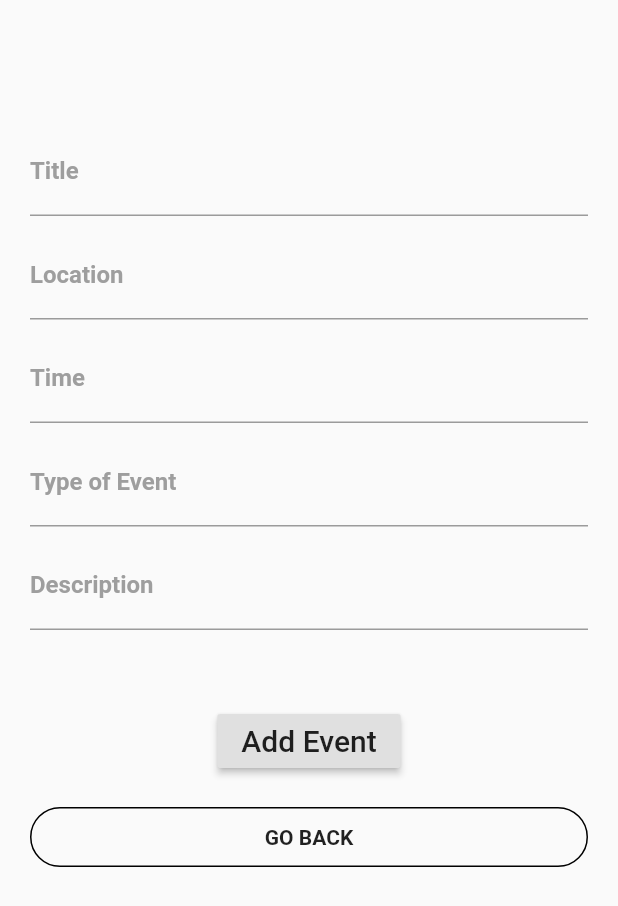
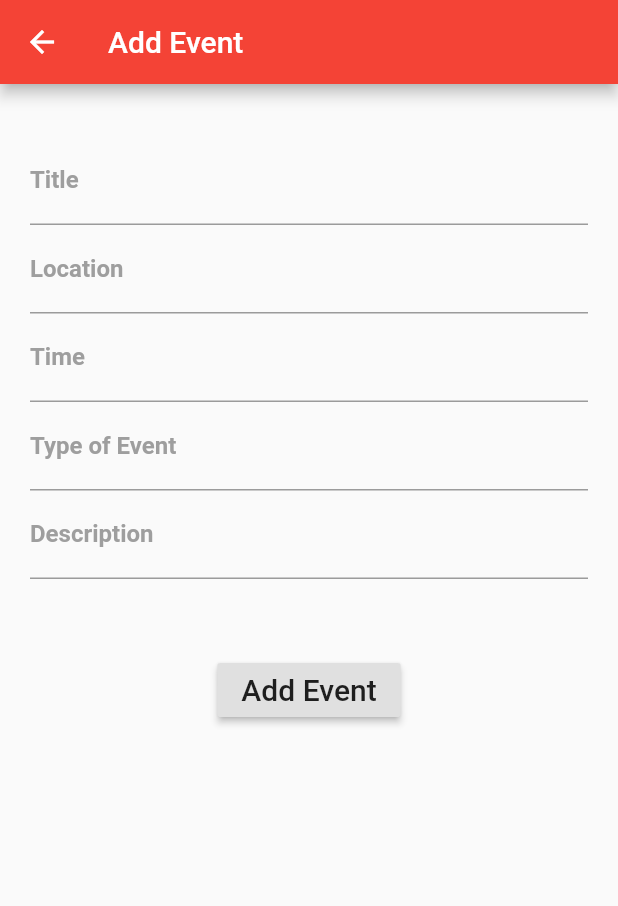
Before and after one commit to crimsonministry/CrimsonMinistry, a Flutter app: the AddEventPage screen opened directly, on a phone screen of 412 x 824 dp. Shown: the top 906 px of the screen. Run offline on Flutter 3.47's test engine with Material 2 defaults, Android fonts, the phone set to English and light mode, and no system bars; our stand-ins replace cloud_firestore, firebase_auth; missing offline and left inert: gps; accounts and stored records are empty.

Commit message:
✚ add events/prayers in the app bar now!

```diff
--- a/lib/screens/events/addevent.dart
+++ b/lib/screens/events/addevent.dart
@@ -32,9 +32,12 @@ class _AddEventPageState extends State<AddEventPage> {
   @override
   Widget build(BuildContext context) {
     return new Scaffold(
+        appBar: AppBar(
+          title: Text("Add Event"),
+          backgroundColor: Colors.red,
+        ),
         resizeToAvoidBottomPadding: false,
         body: Column(children: <Widget>[
-          SizedBox(height: 50.0),
           Container(
               padding: EdgeInsets.only(top: 35.0, left: 20.0, right: 20.0),
               child: Column(
@@ -51,7 +54,6 @@ class _AddEventPageState extends State<AddEventPage> {
                         focusedBorder: UnderlineInputBorder(
                             borderSide: BorderSide(color: Colors.red))),
                   ),
-                  SizedBox(height: 10.0),
                   TextField(
                     onChanged: (val) {
                       setState(() => location = val);
@@ -64,7 +66,6 @@ class _AddEventPageState extends State<AddEventPage> {
                         focusedBorder: UnderlineInputBorder(
                             borderSide: BorderSide(color: Colors.red))),
                   ),
-                  SizedBox(height: 10.0),
                   TextField(
                     onChanged: (val) {
                       setState(() => time = val);
@@ -77,7 +78,6 @@ class _AddEventPageState extends State<AddEventPage> {
                         focusedBorder: UnderlineInputBorder(
                             borderSide: BorderSide(color: Colors.red))),
                   ),
-                  SizedBox(height: 10.0),
                   TextField(
                     onChanged: (val) {
                       setState(() => typeOfEvent = val);
@@ -90,7 +90,6 @@ class _AddEventPageState extends State<AddEventPage> {
                         focusedBorder: UnderlineInputBorder(
                             borderSide: BorderSide(color: Colors.red))),
                   ),
-                  SizedBox(height: 10.0),
                   TextField(
                     onChanged: (val) {
                       setState(() => description = val);
@@ -114,29 +113,6 @@ class _AddEventPageState extends State<AddEventPage> {
                     child:
                         const Text('Add Event', style: TextStyle(fontSize: 20)),
                   ),
-                  SizedBox(height: 20.0),
-                  Container(
-                    height: 40.0,
-                    color: Colors.transparent,
-                    child: Container(
-                      decoration: BoxDecoration(
-                          border: Border.all(
-                              color: Colors.black,
-                              style: BorderStyle.solid,
-                              width: 1.0),
-                          color: Colors.transparent,
-                          borderRadius: BorderRadius.circular(20.0)),
-                      child: InkWell(
-                        onTap: () {
-                          Navigator.of(context).pop();
-                        },
-                        child: Center(
-                          child: Text('GO BACK',
-                              style: TextStyle(fontWeight: FontWeight.bold)),
-                        ),
-                      ),
-                    ),
-                  ),
                 ],
               )),
         ]));
```
Also changed, not shown: lib/screens/events/events.dart (+14 -6 lines), lib/screens/prayers/addprayer.dart (+4 -25 lines), lib/screens/prayers/prayers.dart (+13 -8 lines).
